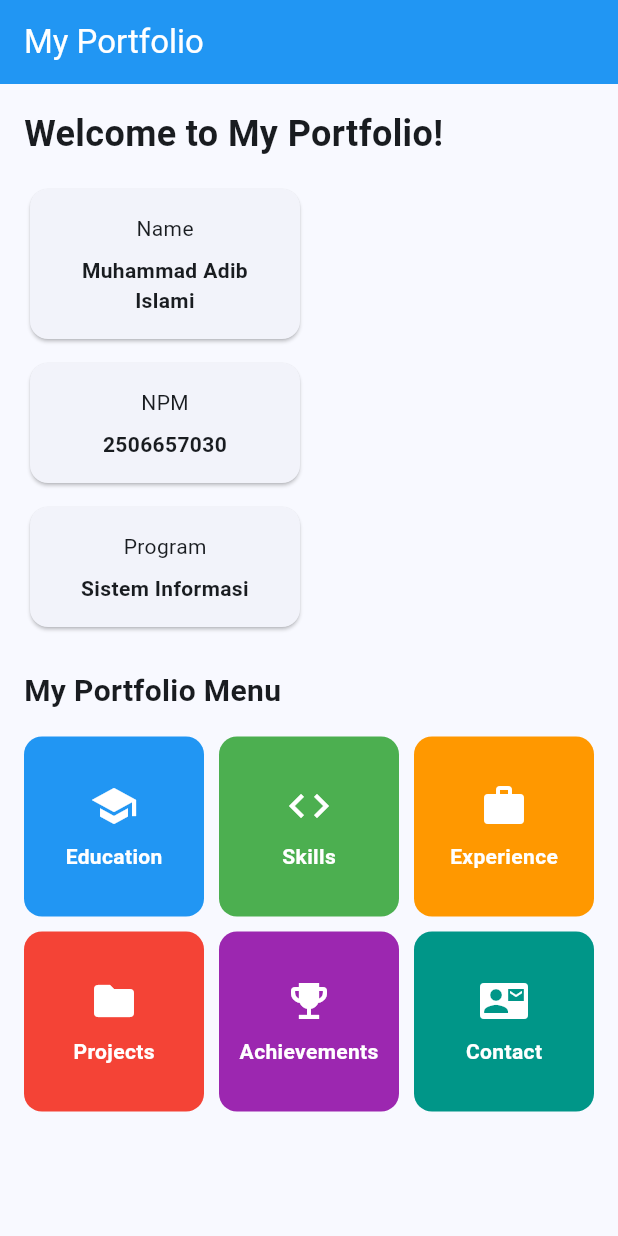
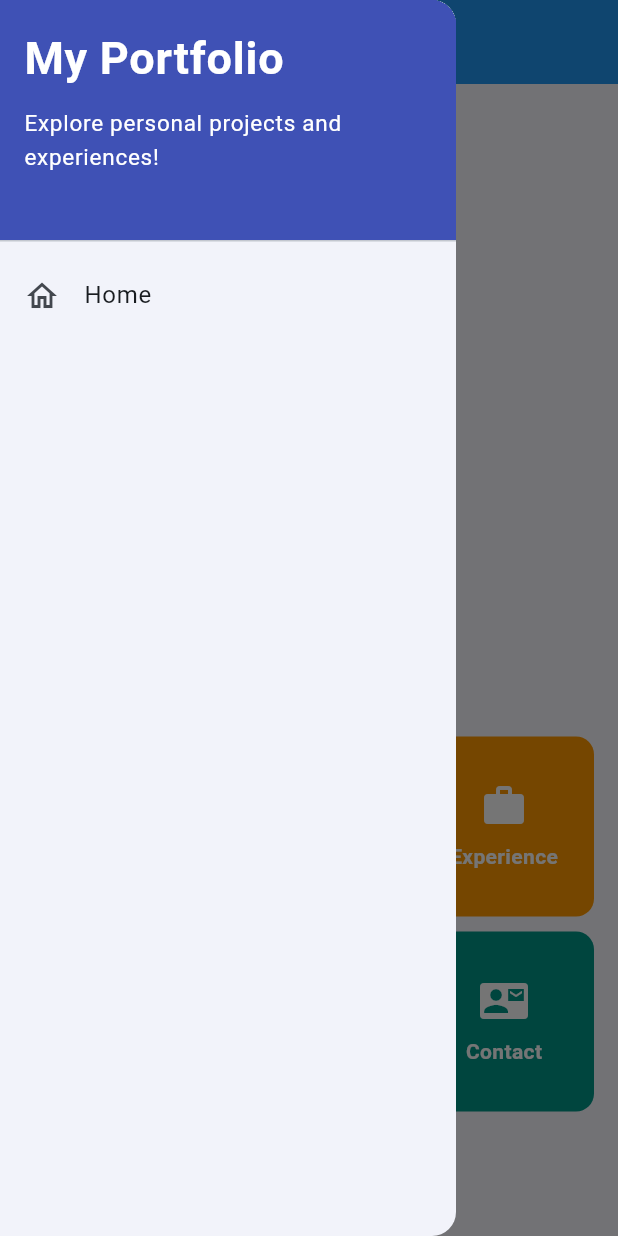
Before and after one commit to deepanooo/mobile, a Flutter app: the screen it shows after launch, with the side drawer open (before the commit the screen has no drawer), on a phone screen of 412 x 824 dp. Run offline on Flutter 3.47's test engine with Material 3 defaults, Android fonts, the phone set to English and light mode, and no system bars.

Commit message:
Add left drawer menu for navigation
Co-Authored-By: Claude Opus 5.5 <noreply@anthropic.com>

```diff
--- a/lib/menu.dart
+++ b/lib/menu.dart
@@ -1,4 +1,5 @@
 import 'package:flutter/material.dart';
+import 'package:myportofolio_mobile/widgets/left_drawer.dart';
 
 class MyHomePage extends StatelessWidget {
   const MyHomePage({super.key});
@@ -19,7 +20,9 @@ class MyHomePage extends StatelessWidget {
         title: const Text('My Portfolio'),
         backgroundColor: Colors.blue,
         foregroundColor: Colors.white,
+        iconTheme: const IconThemeData(color: Colors.white),
       ),
+      drawer: const LeftDrawer(),
       body: SingleChildScrollView(
         child: Padding(
           padding: const EdgeInsets.all(16.0),
--- /dev/null
+++ b/lib/widgets/left_drawer.dart
@@ -0,0 +1,55 @@
+import 'package:flutter/material.dart';
+import 'package:myportofolio_mobile/menu.dart';
+
+class LeftDrawer extends StatelessWidget {
+  const LeftDrawer({super.key});
+
+  @override
+  Widget build(BuildContext context) {
+    return Drawer(
+      child: ListView(
+        children: [
+          const DrawerHeader(
+            decoration: BoxDecoration(
+              color: Colors.indigo,
+            ),
+            child: Column(
+              crossAxisAlignment: CrossAxisAlignment.start,
+              children: [
+                Text(
+                  'My Portfolio',
+                  style: TextStyle(
+                    fontSize: 30,
+                    fontWeight: FontWeight.bold,
+                    color: Colors.white,
+                  ),
+                ),
+                SizedBox(height: 10),
+                Text(
+                  'Explore personal projects and experiences!',
+                  style: TextStyle(
+                    fontSize: 15,
+                    color: Colors.white,
+                  ),
+                ),
+              ],
+            ),
+          ),
+          ListTile(
+            leading: const Icon(Icons.home_outlined),
+            title: const Text('Home'),
+            // Navigasi ke halaman utama portofolio
+            onTap: () {
+              Navigator.pushReplacement(
+                context,
+                MaterialPageRoute(
+                  builder: (context) => const MyHomePage(),
+                ),
+              );
+            },
+          ),
+        ],
+      ),
+    );
+  }
+}
```
